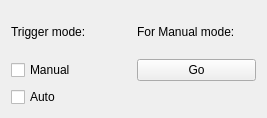
goodvin360/pivn_app, file trigger.ui: the form before one commit.
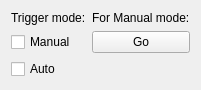
The form after the commit.

Patch:
```diff
--- a/trigger.ui
+++ b/trigger.ui
@@ -6,8 +6,8 @@
    <rect>
     <x>0</x>
     <y>0</y>
-    <width>267</width>
-    <height>118</height>
+    <width>177</width>
+    <height>83</height>
    </rect>
   </property>
   <property name="windowTitle">
```
